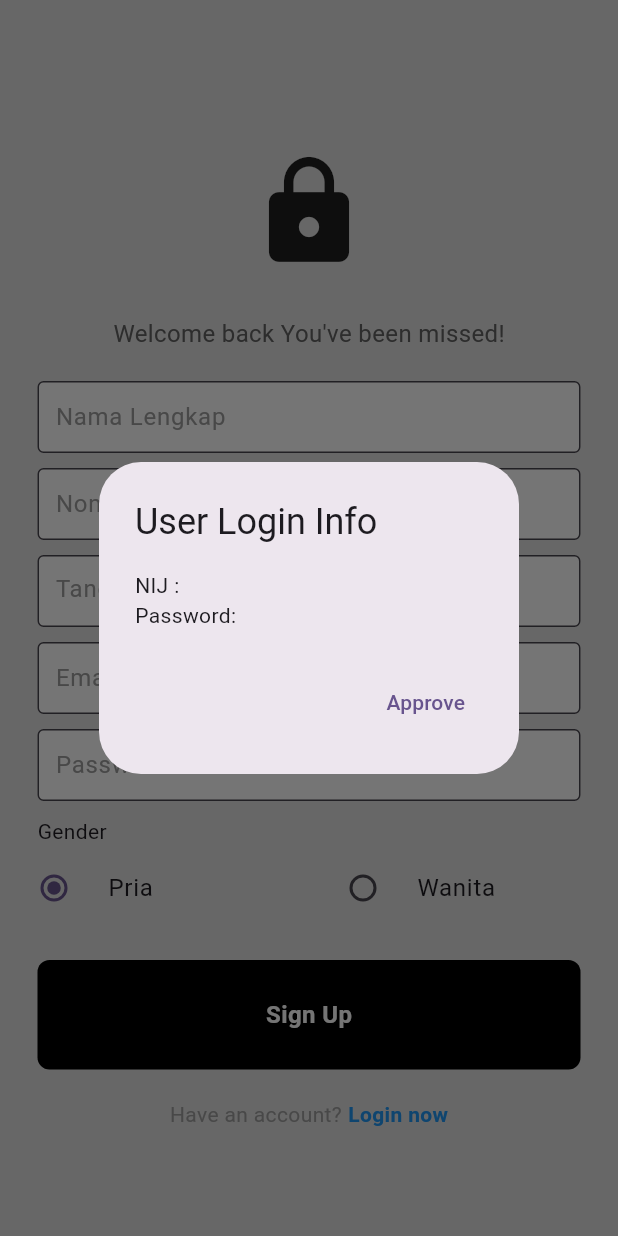
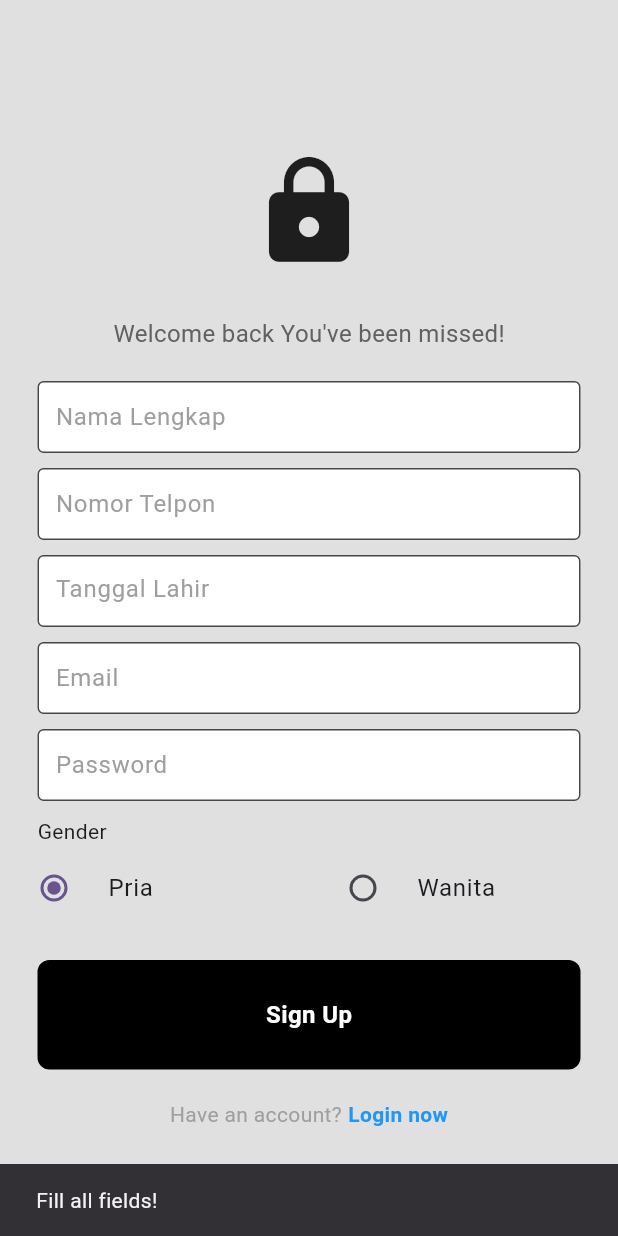
Before and after one commit to Vezyth/BethanyApp, a Flutter app: the RegisterPage screen opened directly, after a tap on "Sign Up", on a phone screen of 412 x 824 dp. Run offline on Flutter 3.47's test engine with Material 3 defaults, Android fonts, the light colour scheme and no system bars; our stand-ins replace get, shared_preferences; accounts and stored records are empty; network calls fail.

Commit message:
register dialog added

```diff
--- a/lib/main.dart
+++ b/lib/main.dart
@@ -1,5 +1,6 @@
 import 'package:bethany_app/pages/login_page.dart';
 import 'package:bethany_app/pages/nav_pages/main_page.dart';
+import 'package:bethany_app/pages/register_page.dart';
 import 'package:flutter/material.dart';
 
 void main() {
--- a/lib/pages/register_page.dart
+++ b/lib/pages/register_page.dart
@@ -33,6 +33,10 @@ class _RegisterPageState extends State<RegisterPage> {
       setState(() {
         _emailErrorText = 'Email is required';
       });
+    } else if (isEmailValid(value) == false) {
+      setState(() {
+        _emailErrorText = "Email not valid";
+      });
     } else {
       setState(() {
         _emailErrorText = "";
@@ -40,26 +44,27 @@ class _RegisterPageState extends State<RegisterPage> {
     }
   }
 
-  Future<void> _showMyDialog() async {
+  Future<void> _showMyDialog(NIJ, Password) async {
     return showDialog<void>(
       context: context,
       barrierDismissible: false, // user must tap button!
       builder: (BuildContext context) {
         return AlertDialog(
           title: const Text('User Login Info'),
-          content: const SingleChildScrollView(
+          content: SingleChildScrollView(
             child: ListBody(
               children: <Widget>[
-                Text('NIJ : '),
-                Text('Password: '),
+                Text('NIJ : $NIJ'),
+                Text('Password: $Password'),
               ],
             ),
           ),
           actions: <Widget>[
             TextButton(
-              child: const Text('Approve'),
+              child: const Text('Close'),
               onPressed: () {
-                Navigator.of(context).pop();
+                Navigator.of(context).pushReplacement(MaterialPageRoute(
+                    builder: (BuildContext context) => LoginPage()));
               },
             ),
           ],
@@ -271,40 +276,52 @@ class _RegisterPageState extends State<RegisterPage> {
                 )),
               ),
               onTap: () async {
-                _showMyDialog();
-                // if (usernameController.text == "" ||
-                //     emailController.text == "" ||
-                //     passwordController.text == "") {
-                //   ScaffoldMessenger.of(context).showSnackBar(
-                //       const SnackBar(content: Text("Fill all fields!")));
-                // } else {
-                //   try {
-                //     String uri =
-                //         "https://bethany-app.000webhostapp.com/user_add.php";
+                if (usernameController.text == "" ||
+                    emailController.text == "" ||
+                    passwordController.text == "") {
+                  ScaffoldMessenger.of(context).showSnackBar(
+                      const SnackBar(content: Text("Fill all fields!")));
+                } else {
+                  try {
+                    String uri =
+                        "https://bethany-app.000webhostapp.com/user_add.php";
 
-                //     var res = await http.post(Uri.parse(uri), body: {
-                //       "Full_Name": usernameController.text,
-                //       "Phone_Number": telpController.text,
-                //       "Born_Date": tanggalController.text,
-                //       "Email": emailController.text,
-                //       "Password": passwordController.text,
-                //       "Gender": gender.toString(),
-                //     });
+                    var res = await http.post(Uri.parse(uri), body: {
+                      "Full_Name": usernameController.text,
+                      "Phone_Number": telpController.text,
+                      "Born_Date": tanggalController.text,
+                      "Email": emailController.text,
+                      "Password": passwordController.text,
+                      "Gender": gender.toString(),
+                      "Created_By": "User",
+                    });
 
-                //     var response = jsonDecode(res.body);
+                    var response = jsonDecode(res.body);
 
-                //     if (response["success"] == 1) {
-                //       ScaffoldMessenger.of(context).showSnackBar(const SnackBar(
-                //           content: Text("Register successfull!")));
-                //       _showMyDialog();
-                //     } else {
-                //       ScaffoldMessenger.of(context).showSnackBar(
-                //           SnackBar(content: Text(response["message"])));
-                //     }
-                //   } catch (e) {
-                //     print(e);
-                //   }
-                // }
+                    if (response["success"] == 1) {
+                      String uri1 =
+                          "https://bethany-app.000webhostapp.com/user_info.php";
+
+                      var res1 = await http.post(Uri.parse(uri1), body: {
+                        "Full_Name": usernameController.text,
+                        "Password": passwordController.text
+                      });
+
+                      var response1 = jsonDecode(res1.body);
+                      String nij = response1["data"]["NIJ"].toString();
+                      String password = passwordController.text;
+
+                      _showMyDialog(nij, password);
+                      ScaffoldMessenger.of(context).showSnackBar(const SnackBar(
+                          content: Text("Register successfull!")));
+                    } else {
+                      ScaffoldMessenger.of(context).showSnackBar(
+                          SnackBar(content: Text(response["message"])));
+                    }
+                  } catch (e) {
+                    print(e);
+                  }
+                }
               },
             ),
 
```
Also changed, not shown: lib/pages/login_Page.dart (+18 -2 lines), pubspec.yaml (+4 -3 lines), pubspec.lock, 2 other files.
